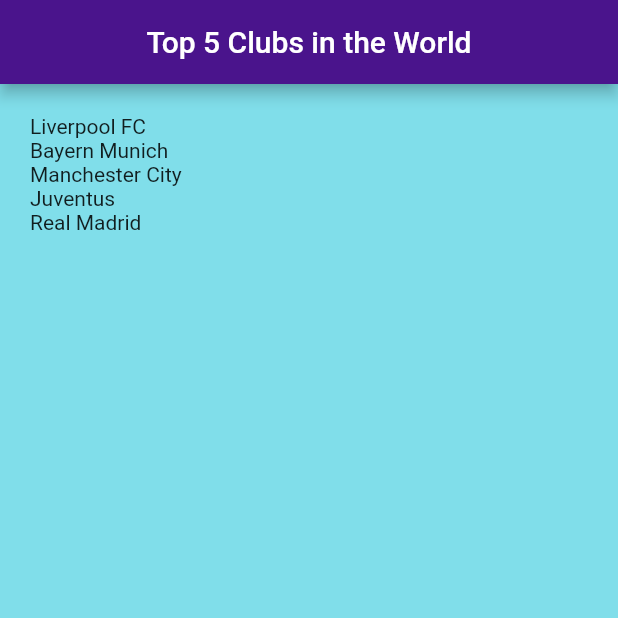
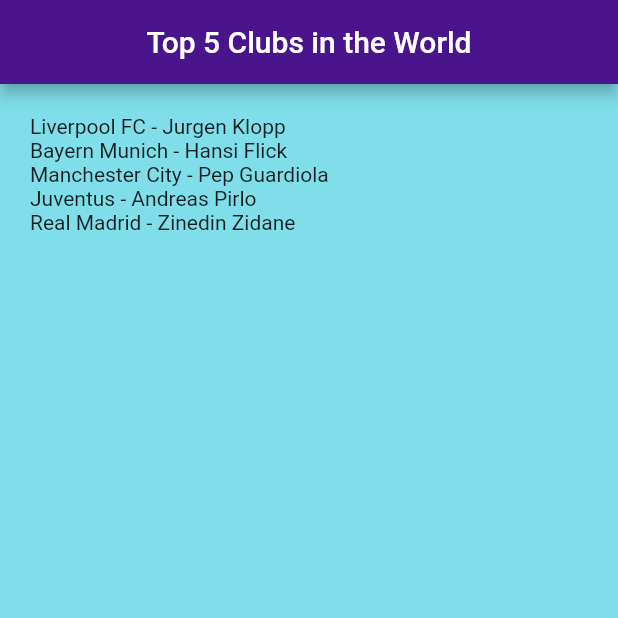
Before and after one commit to musrah13/my_first_flutter_app, a Flutter app: the screen it shows after launch, on a phone screen of 412 x 824 dp, the top half of it. Run offline on Flutter 3.47's test engine with Material 2 defaults, Android fonts, the phone set to English and light mode, and no system bars.

Commit message:
custom class learned

```diff
--- /dev/null
+++ b/lib/footballClub.dart
@@ -0,0 +1,6 @@
+class FootballClub {
+  String manager;
+  String clubName;
+
+  FootballClub({this.manager, this.clubName});
+}
--- a/lib/main.dart
+++ b/lib/main.dart
@@ -1,4 +1,5 @@
 import 'package:flutter/material.dart';
+import 'package:my_first_flutter_app/footballClub.dart';
 
 void main() {
   runApp(MaterialApp(
@@ -7,13 +8,14 @@
 }
 
 class Clubs extends StatelessWidget {
-  List<String> footBallClubs = [
-    'Liverpool FC',
-    'Bayern Munich',
-    'Manchester City',
-    'Juventus',
-    'Real Madrid'
+  List<FootballClub> fc = [
+    FootballClub(manager: 'Jurgen Klopp', clubName: 'Liverpool FC'),
+    FootballClub(manager: 'Hansi Flick', clubName: 'Bayern Munich'),
+    FootballClub(manager: 'Pep Guardiola', clubName: 'Manchester City'),
+    FootballClub(manager: 'Andreas Pirlo', clubName: 'Juventus'),
+    FootballClub(manager: 'Zinedin Zidane', clubName: 'Real Madrid'),
   ];
+
   @override
   Widget build(BuildContext context) {
     return Scaffold(
@@ -29,8 +31,8 @@
         padding: EdgeInsets.all(20),
         child: Column(
           crossAxisAlignment: CrossAxisAlignment.start,
-          children: footBallClubs.map((fc){
-            return Text('$fc');
+          children: fc.map((fc){
+            return Text('${fc.clubName} - ${fc.manager}');
           }).toList(),
         ),
       ),
```
